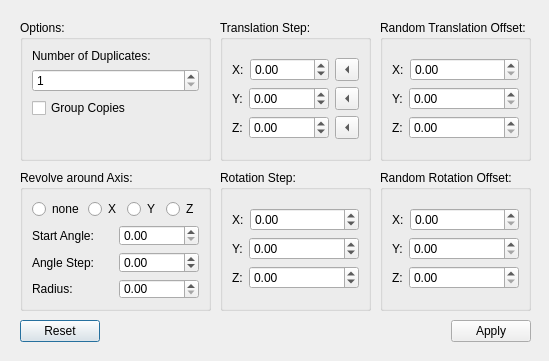
This is Code/EditorPlugins/Scene/EditorPluginScene/Dialogs/DuplicateDlg.ui in ezEngine/ezEngine as Qt 5 draws it before an edit. The edited form follows.
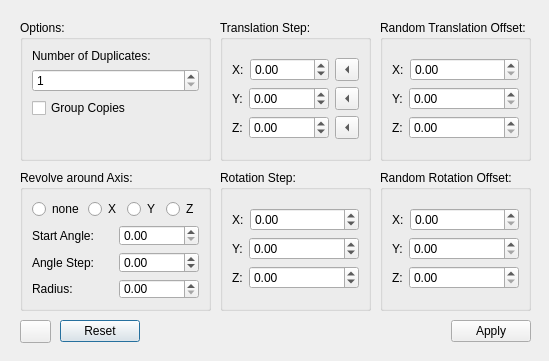
This is the edited form. Icons and pictures are not drawn. Custom widgets are drawn as their Qt base class.

Commit message: Added help buttons to many dialogs

```diff
--- a/Code/EditorPlugins/Scene/EditorPluginScene/Dialogs/DuplicateDlg.ui
+++ b/Code/EditorPlugins/Scene/EditorPluginScene/Dialogs/DuplicateDlg.ui
@@ -796,12 +796,35 @@
     </item>
    </layout>
   </widget>
-  <widget class="QDialogButtonBox" name="DefaultButtons">
+  <widget class="QPushButton" name="HelpButton">
    <property name="geometry">
     <rect>
      <x>20</x>
      <y>320</y>
-     <width>511</width>
+     <width>31</width>
+     <height>23</height>
+    </rect>
+   </property>
+   <property name="toolTip">
+    <string>Open documentation about the duplicate dialog</string>
+   </property>
+   <property name="text">
+    <string/>
+   </property>
+   <property name="icon">
+    <iconset resource="../../../../Tools/Libs/GuiFoundation/QtResources/resources.qrc">
+     <normaloff>:/GuiFoundation/Icons/Help.svg</normaloff>:/GuiFoundation/Icons/Help.svg</iconset>
+   </property>
+   <property name="autoDefault">
+    <bool>false</bool>
+   </property>
+  </widget>
+  <widget class="QDialogButtonBox" name="DefaultButtons">
+   <property name="geometry">
+    <rect>
+     <x>60</x>
+     <y>320</y>
+     <width>471</width>
      <height>23</height>
     </rect>
    </property>
```
The commit also changes 70 other files.
